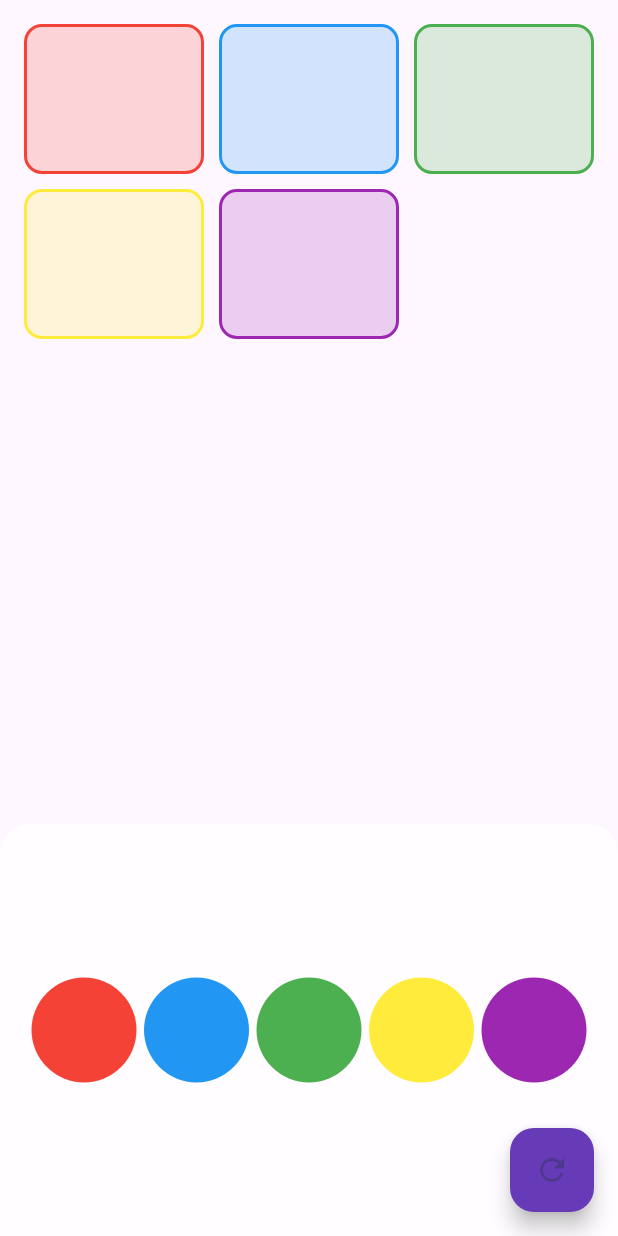
After one commit to Elgammal1299/Flutter-Widget-Exploration, a Flutter app: the screen it shows after launch, on a phone screen of 412 x 824 dp. The commit adds this screen. Run offline on Flutter 3.47's test engine with Material 3 defaults, Android fonts, the phone set to English and light mode, and no system bars.

Commit message:
feat: Add loading animation page and implement interactive physics matching game

```diff
--- /dev/null
+++ b/lib/interactive_physics_widget/interactive_physics.dart
@@ -0,0 +1,260 @@
+import 'package:flutter/material.dart';
+
+class InteractivePhysics extends StatefulWidget {
+  const InteractivePhysics({super.key});
+
+  @override
+  _InteractivePhysicsState createState() => _InteractivePhysicsState();
+}
+
+class _InteractivePhysicsState extends State<InteractivePhysics> {
+  final List<BallData> balls = [
+    BallData(id: 'red', color: Colors.red, matched: false),
+    BallData(id: 'blue', color: Colors.blue, matched: false),
+    BallData(id: 'green', color: Colors.green, matched: false),
+    BallData(id: 'yellow', color: Colors.yellow, matched: false),
+    BallData(id: 'purple', color: Colors.purple, matched: false),
+  ];
+
+  final List<ContainerData> containers = [
+    ContainerData(id: 'red', color: Colors.red),
+    ContainerData(id: 'blue', color: Colors.blue),
+    ContainerData(id: 'green', color: Colors.green),
+    ContainerData(id: 'yellow', color: Colors.yellow),
+    ContainerData(id: 'purple', color: Colors.purple),
+  ];
+
+  int correctMatches = 0;
+
+  @override
+  Widget build(BuildContext context) {
+    return Scaffold(
+      body: Column(
+        children: [
+          Expanded(
+            flex: 2,
+            child: Container(
+              padding: EdgeInsets.all(16),
+              child: GridView.builder(
+                gridDelegate: SliverGridDelegateWithFixedCrossAxisCount(
+                  crossAxisCount: 3,
+                  crossAxisSpacing: 10,
+                  mainAxisSpacing: 10,
+                  childAspectRatio: 1.2,
+                ),
+                itemCount: containers.length,
+                itemBuilder: (context, index) {
+                  return ContainerWidget(container: containers[index]);
+                },
+              ),
+            ),
+          ),
+          Expanded(
+            flex: 1,
+            child: Container(
+              padding: EdgeInsets.all(16),
+              decoration: BoxDecoration(
+                color: Colors.white.withOpacity(0.7),
+                borderRadius: BorderRadius.only(
+                  topLeft: Radius.circular(20),
+                  topRight: Radius.circular(20),
+                ),
+              ),
+              child: Row(
+                mainAxisAlignment: MainAxisAlignment.spaceEvenly,
+                children: balls.map((ball) {
+                  return DraggableBall(ball: ball);
+                }).toList(),
+              ),
+            ),
+          ),
+        ],
+      ),
+      floatingActionButton: FloatingActionButton(
+        onPressed: () {
+          setState(() {
+            for (var ball in balls) {
+              ball.matched = false;
+            }
+            correctMatches = 0;
+          });
+        },
+        backgroundColor: Colors.deepPurple,
+        child: Icon(Icons.refresh),
+      ),
+    );
+  }
+
+  // دالة للتحقق من المطابقة بدون SnackBar
+  void checkMatch(String ballId, String containerId) {
+    setState(() {
+      if (ballId == containerId) {
+        correctMatches++;
+        balls.firstWhere((ball) => ball.id == ballId).matched = true;
+
+        if (correctMatches == containers.length) {
+          Future.delayed(Duration(milliseconds: 1500), () {
+            showDialog(
+              context: context,
+              builder: (context) => AlertDialog(
+                title: Text('تهانينا!'),
+                content: Text('لقد أكملت جميع المطابقات بنجاح!'),
+                actions: [
+                  TextButton(
+                    onPressed: () {
+                      Navigator.of(context).pop();
+                    },
+                    child: Text('حسناً'),
+                  ),
+                ],
+              ),
+            );
+          });
+        }
+      }
+      // لا شيء عند الخطأ → فقط لا يحدث أي SnackBar
+    });
+  }
+}
+
+class BallData {
+  final String id;
+  final Color color;
+  bool matched;
+
+  BallData({required this.id, required this.color, required this.matched});
+}
+
+class ContainerData {
+  final String id;
+  final Color color;
+
+  ContainerData({required this.id, required this.color});
+}
+
+class DraggableBall extends StatelessWidget {
+  final BallData ball;
+
+  const DraggableBall({super.key, required this.ball});
+
+  @override
+  Widget build(BuildContext context) {
+    return Draggable<BallData>(
+      data: ball,
+      feedback: Material(
+        elevation: 8,
+        shape: CircleBorder(),
+        child: Container(
+          width: 70,
+          height: 70,
+          decoration: BoxDecoration(
+            color: ball.color.withOpacity(0.8),
+            shape: BoxShape.circle,
+            boxShadow: [
+              BoxShadow(
+                color: Colors.black.withOpacity(0.3),
+                blurRadius: 8,
+                offset: Offset(0, 4),
+              ),
+            ],
+          ),
+        ),
+      ),
+      childWhenDragging: Opacity(opacity: 0.5, child: BallWidget(ball: ball)),
+      child: ball.matched
+          ? SizedBox(width: 70, height: 70)
+          : BallWidget(ball: ball),
+    );
+  }
+}
+
+class BallWidget extends StatelessWidget {
+  final BallData ball;
+
+  const BallWidget({super.key, required this.ball});
+
+  @override
+  Widget build(BuildContext context) {
+    return Container(
+      width: 70,
+      height: 70,
+      decoration: BoxDecoration(color: ball.color, shape: BoxShape.circle),
+    );
+  }
+}
+
+class ContainerWidget extends StatefulWidget {
+  final ContainerData container;
+
+  const ContainerWidget({super.key, required this.container});
+
+  @override
+  _ContainerWidgetState createState() => _ContainerWidgetState();
+}
+
+class _ContainerWidgetState extends State<ContainerWidget> {
+  bool isHovered = false;
+  bool isMatched = false;
+
+  @override
+  Widget build(BuildContext context) {
+    final state = context.findAncestorStateOfType<_InteractivePhysicsState>();
+    return DragTarget<BallData>(
+      builder: (context, candidateData, rejectedData) {
+        isMatched =
+            state?.balls
+                .firstWhere(
+                  (b) => b.id == widget.container.id,
+                  orElse: () => BallData(
+                    id: '',
+                    color: Colors.transparent,
+                    matched: false,
+                  ),
+                )
+                .matched ??
+            false;
+
+        return Stack(
+          alignment: Alignment.center,
+          children: [
+            Container(
+              decoration: BoxDecoration(
+                color: widget.container.color.withOpacity(0.2),
+                borderRadius: BorderRadius.circular(12),
+                border: Border.all(color: widget.container.color, width: 2),
+              ),
+            ),
+            if (isHovered && !isMatched)
+              Positioned(
+                bottom: 4,
+                child: Icon(
+                  Icons.arrow_downward,
+                  color: widget.container.color,
+                ),
+              ),
+            if (isMatched)
+              Icon(Icons.check_circle, color: Colors.green, size: 36),
+          ],
+        );
+      },
+      onWillAcceptWithDetails: (details) {
+        setState(() {
+          isHovered = true;
+        });
+        return true;
+      },
+      onLeave: (data) {
+        setState(() {
+          isHovered = false;
+        });
+      },
+      onAcceptWithDetails: (details) {
+        setState(() {
+          isHovered = false;
+        });
+        final ballId = details.data.id;
+        state?.checkMatch(ballId, widget.container.id);
+      },
+    );
+  }
+}
--- a/lib/main.dart
+++ b/lib/main.dart
@@ -1,5 +1,7 @@
 import 'package:flutter/material.dart';
+import 'package:flutter_widget_exploration/Advanced%20Animation%20Chain/loaging_animatin_page.dart';
 import 'package:flutter_widget_exploration/iInteractive_dismissible_lists/task_manager.dart';
+import 'package:flutter_widget_exploration/interactive_physics_widget/interactive_physics.dart';
 
 void main() {
   runApp(const MyApp());
@@ -14,7 +16,7 @@ class MyApp extends StatelessWidget {
     return MaterialApp(
       debugShowCheckedModeBanner: false,
       title: 'Flutter Demo',
-      home: const TaskManagerPage(),
+      home: const InteractivePhysics(),
     );
   }
 }
```
Also changed, not shown: lib/Advanced Animation Chain/loaging_animatin_page.dart (added, +105 -0 lines).
